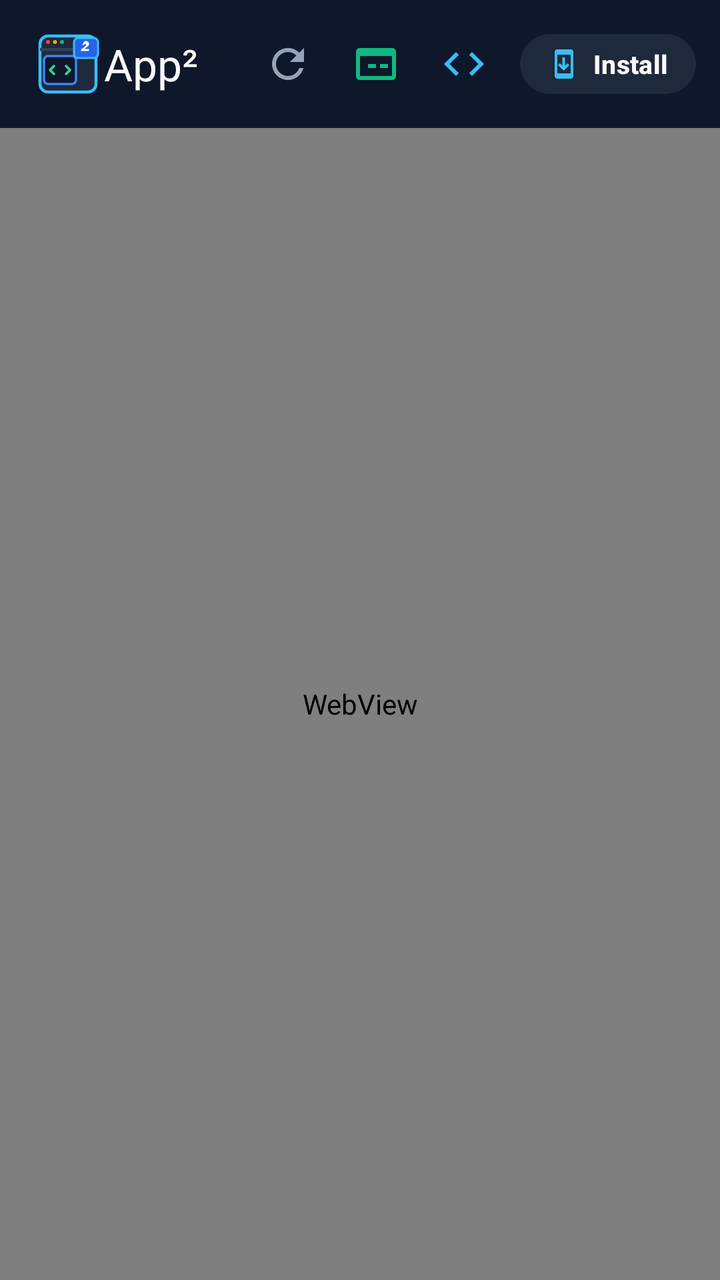
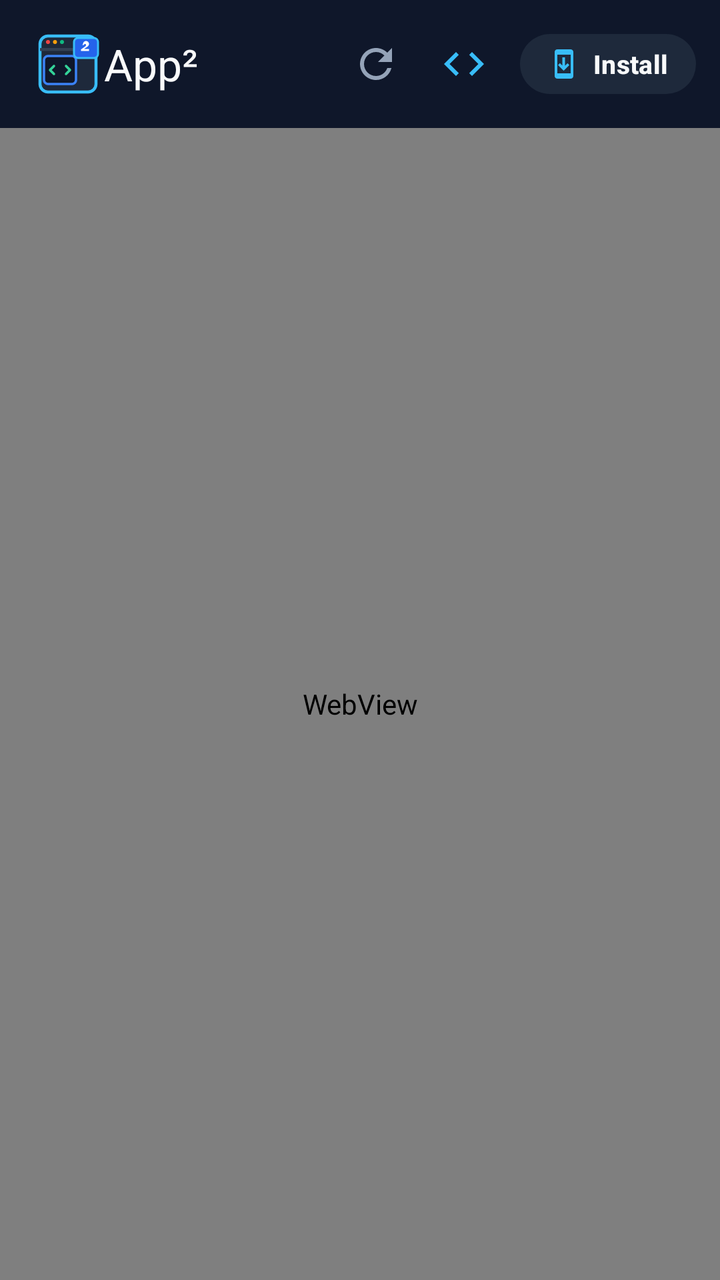

Screens rendered from an Android XML layout before and after an edit, with the pre-edit source and the edit as a unified diff.
<!-- AndroidManifest.xml: application theme Theme.RuntimeWebCompiler -->
<!-- res/layout/activity_main.xml -->
<?xml version="1.0" encoding="utf-8"?>
<androidx.coordinatorlayout.widget.CoordinatorLayout xmlns:android="http://schemas.android.com/apk/res/android"
    xmlns:app="http://schemas.android.com/apk/res-auto"
    xmlns:tools="http://schemas.android.com/tools"
    android:layout_width="match_parent"
    android:layout_height="match_parent"
    android:background="@color/background"
    tools:context=".MainActivity">

    <com.google.android.material.appbar.AppBarLayout
        android:id="@+id/app_bar_layout"
        android:layout_width="match_parent"
        android:layout_height="wrap_content"
        android:background="@color/surface"
        app:elevation="0dp">

        <com.google.android.material.appbar.MaterialToolbar
            android:id="@+id/toolbar"
            android:layout_width="match_parent"
            android:layout_height="?attr/actionBarSize"
            app:logo="@drawable/ic_app_logo"
            app:title="@string/title_brand"
            app:titleTextColor="@color/on_surface"
            app:titleTextAppearance="@style/TextAppearance.Material3.TitleLarge">

            <LinearLayout
                android:layout_width="wrap_content"
                android:layout_height="match_parent"
                android:layout_gravity="end"
                android:gravity="center_vertical"
                android:orientation="horizontal"
                android:paddingEnd="12dp">

                
                <ImageButton
                    android:id="@+id/btn_reset"
                    android:layout_width="40dp"
                    android:layout_height="40dp"
                    android:background="?attr/selectableItemBackgroundBorderless"
                    android:contentDescription="@string/action_refresh"
                    android:src="@drawable/ic_refresh"
                    app:tint="@color/on_surface_muted" />

                
                <ImageButton
                    android:id="@+id/btn_logs"
                    android:layout_width="40dp"
                    android:layout_height="40dp"
                    android:layout_marginStart="4dp"
                    android:background="?attr/selectableItemBackgroundBorderless"
                    android:contentDescription="@string/action_view_logs"
                    android:src="@drawable/ic_terminal"
                    app:tint="@color/accent_green" />

                
                <ImageButton
                    android:id="@+id/btn_edit_code"
                    android:layout_width="40dp"
                    android:layout_height="40dp"
                    android:layout_marginStart="4dp"
                    android:background="?attr/selectableItemBackgroundBorderless"
                    android:contentDescription="@string/action_edit_code"
                    android:src="@drawable/ic_code"
                    app:tint="@color/accent_blue" />

                
                <com.google.android.material.button.MaterialButton
                    android:id="@+id/btn_deploy"
                    style="@style/Widget.Material3.Button.TonalButton"
                    android:layout_width="wrap_content"
                    android:layout_height="38dp"
                    android:layout_marginStart="8dp"
                    android:paddingHorizontal="14dp"
                    android:text="@string/action_install"
                    android:textColor="@color/on_surface"
                    android:textSize="13sp"
                    android:textStyle="bold"
                    app:backgroundTint="@color/surface_variant"
                    app:icon="@drawable/ic_install_mobile"
                    app:iconPadding="6dp"
                    app:iconSize="16dp"
                    app:iconTint="@color/accent_blue" />
            </LinearLayout>
        </com.google.android.material.appbar.MaterialToolbar>
    </com.google.android.material.appbar.AppBarLayout>

    <FrameLayout
        android:layout_width="match_parent"
        android:layout_height="match_parent"
        app:layout_behavior="@string/appbar_scrolling_view_behavior">

        
        <WebView
            android:id="@+id/web_view"
            android:layout_width="match_parent"
            android:layout_height="match_parent" />

        
        <ProgressBar
            android:id="@+id/progress_bar"
            style="?android:attr/progressBarStyleHorizontal"
            android:layout_width="match_parent"
            android:layout_height="4dp"
            android:layout_gravity="top"
            android:indeterminate="true"
            android:visibility="gone" />
    </FrameLayout>

</androidx.coordinatorlayout.widget.CoordinatorLayout>
<!-- resources referenced by this layout -->
<resources>
  <color name="accent_blue">#38BDF8</color>
  <color name="accent_green">#10B981</color>
  <color name="background">#090D16</color>
  <color name="on_surface">#F9FAFB</color>
  <color name="on_surface_muted">#94A3B8</color>
  <color name="surface">#0F172A</color>
  <color name="surface_variant">#1E293B</color>
  <!-- drawable ic_app_logo: vector/xml drawable (drawable, 2306 chars, omitted) -->
  <!-- drawable ic_code (drawable) -->
  <vector xmlns:android="http://schemas.android.com/apk/res/android"
      android:width="24dp"
      android:height="24dp"
      android:viewportWidth="24"
      android:viewportHeight="24">
    <path
        android:fillColor="#FFFFFFFF"
        android:pathData="M9.4,16.6L4.8,12l4.6,-4.6L8,6l-6,6 6,6 1.4,-1.4zM14.6,16.6l4.6,-4.6 -4.6,-4.6L16,6l6,6 -6,6 -1.4,-1.4z"/>
  </vector>
  <!-- drawable ic_install_mobile (drawable) -->
  <?xml version="1.0" encoding="utf-8"?>
  <vector xmlns:android="http://schemas.android.com/apk/res/android"
      android:width="24dp"
      android:height="24dp"
      android:viewportWidth="24"
      android:viewportHeight="24">
      <path
          android:fillColor="#FFFFFFFF"
          android:pathData="M17,1.01L7,1c-1.1,0 -2,0.9 -2,2v18c0,1.1 0.9,2 2,2h10c1.1,0 2,-0.9 2,-2V3c0,-1.1 -0.9,-1.99 -2,-1.99zM17,19H7V5h10v14zm-4.2,-5.79l1.79,-1.79 1.41,1.41 -4.24,4.24 -4.24,-4.24 1.41,-1.41 1.79,1.79V7h2v6.21z" />
  </vector>
  <!-- drawable ic_refresh (drawable) -->
  <vector xmlns:android="http://schemas.android.com/apk/res/android"
      android:width="24dp"
      android:height="24dp"
      android:viewportWidth="24"
      android:viewportHeight="24">
    <path
        android:fillColor="#FFFFFFFF"
        android:pathData="M17.65,6.35C16.2,4.9 14.21,4 12,4c-4.42,0 -7.99,3.58 -7.99,8s3.57,8 7.99,8c3.73,0 6.84,-2.55 7.73,-6h-2.08c-0.82,2.33 -3.04,4 -5.65,4 -3.31,0 -6,-2.69 -6,-6s2.69,-6 6,-6c1.66,0 3.14,0.69 4.22,1.78L13,11h7V4l-2.35,2.35z"/>
  </vector>
  <!-- drawable ic_terminal (drawable) -->
  <vector xmlns:android="http://schemas.android.com/apk/res/android"
      android:width="24dp"
      android:height="24dp"
      android:viewportWidth="24"
      android:viewportHeight="24">
    <path
        android:fillColor="#FFFFFFFF"
        android:pathData="M20,4H4c-1.1,0 -2,0.9 -2,2v12c0,1.1 0.9,2 2,2h16c1.1,0 2,-0.9 2,-2V6c0,-1.1 -0.9,-2 -2,-2zM20,18H4V8h16v10zM12,14H8v-2h4v2zm6,0h-4v-2h4v2z"/>
  </vector>
  <string name="action_edit_code">Edit</string>
  <string name="action_install">Install</string>
  <string name="action_refresh">Refresh &amp; Clear Cache</string>
  <string name="action_view_logs">Console Logs</string>
  <string name="title_brand">App²</string>
  <style name="Theme.RuntimeWebCompiler" parent="Theme.Material3.Dark.NoActionBar">
          <item name="colorPrimary">@color/primary</item>
          <item name="colorOnPrimary">@color/on_primary</item>
          <item name="android:statusBarColor">@android:color/transparent</item>
          <item name="android:navigationBarColor">@android:color/transparent</item>
          <item name="android:windowBackground">@color/background</item>
          <item name="android:windowLightStatusBar">false</item>
      </style>
  <color name="primary">#3B82F6</color>
  <color name="on_primary">#FFFFFF</color>
</resources>

<!-- the commit's change to res/layout/activity_main.xml (unified diff, before → after) -->
@@ -40,17 +40,6 @@
                     android:contentDescription="@string/action_refresh"
                     android:src="@drawable/ic_refresh"
                     app:tint="@color/on_surface_muted" />
-
-                
-                <ImageButton
-                    android:id="@+id/btn_logs"
-                    android:layout_width="40dp"
-                    android:layout_height="40dp"
-                    android:layout_marginStart="4dp"
-                    android:background="?attr/selectableItemBackgroundBorderless"
-                    android:contentDescription="@string/action_view_logs"
-                    android:src="@drawable/ic_terminal"
-                    app:tint="@color/accent_green" />
 
                 
                 <ImageButton
<!-- resource entries referenced after the edit -->
@@ -1,7 +1,6 @@
 <!-- resources referenced by this layout -->
 <resources>
   <color name="accent_blue">#38BDF8</color>
-  <color name="accent_green">#10B981</color>
   <color name="background">#090D16</color>
   <color name="on_surface">#F9FAFB</color>
   <color name="on_surface_muted">#94A3B8</color>
@@ -39,20 +38,9 @@
         android:fillColor="#FFFFFFFF"
         android:pathData="M17.65,6.35C16.2,4.9 14.21,4 12,4c-4.42,0 -7.99,3.58 -7.99,8s3.57,8 7.99,8c3.73,0 6.84,-2.55 7.73,-6h-2.08c-0.82,2.33 -3.04,4 -5.65,4 -3.31,0 -6,-2.69 -6,-6s2.69,-6 6,-6c1.66,0 3.14,0.69 4.22,1.78L13,11h7V4l-2.35,2.35z"/>
   </vector>
-  <!-- drawable ic_terminal (drawable) -->
-  <vector xmlns:android="http://schemas.android.com/apk/res/android"
-      android:width="24dp"
-      android:height="24dp"
-      android:viewportWidth="24"
-      android:viewportHeight="24">
-    <path
-        android:fillColor="#FFFFFFFF"
-        android:pathData="M20,4H4c-1.1,0 -2,0.9 -2,2v12c0,1.1 0.9,2 2,2h16c1.1,0 2,-0.9 2,-2V6c0,-1.1 -0.9,-2 -2,-2zM20,18H4V8h16v10zM12,14H8v-2h4v2zm6,0h-4v-2h4v2z"/>
-  </vector>
   <string name="action_edit_code">Edit</string>
   <string name="action_install">Install</string>
   <string name="action_refresh">Refresh &amp; Clear Cache</string>
-  <string name="action_view_logs">Console Logs</string>
   <string name="title_brand">App²</string>
   <style name="Theme.RuntimeWebCompiler" parent="Theme.Material3.Dark.NoActionBar">
           <item name="colorPrimary">@color/primary</item>
